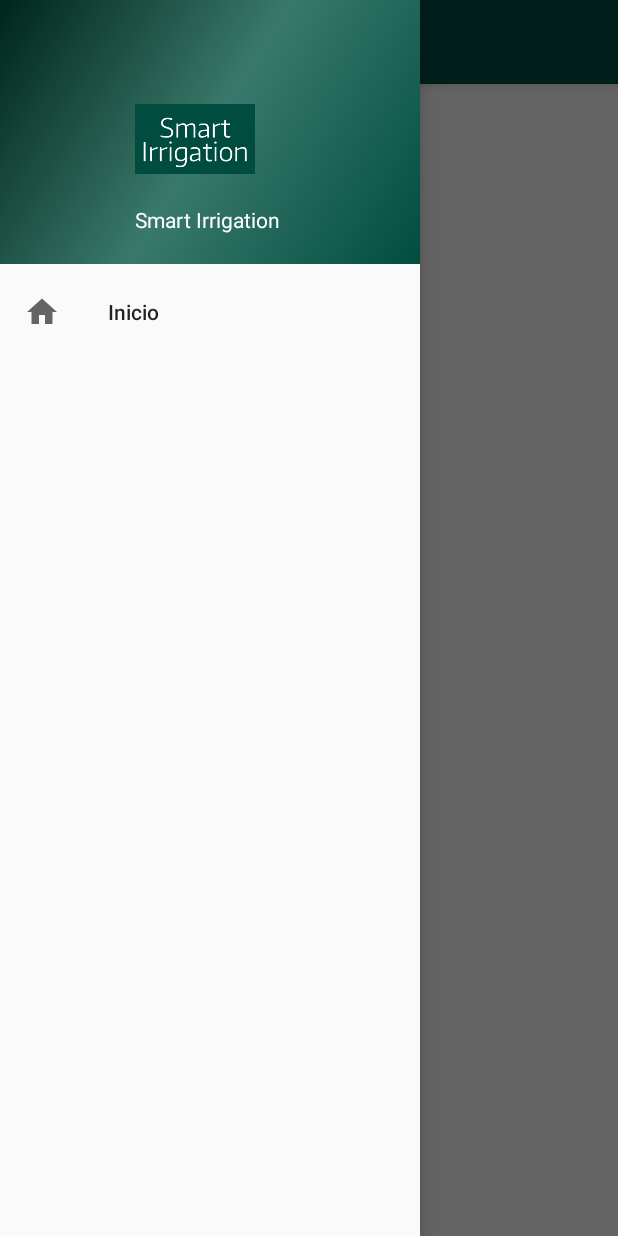
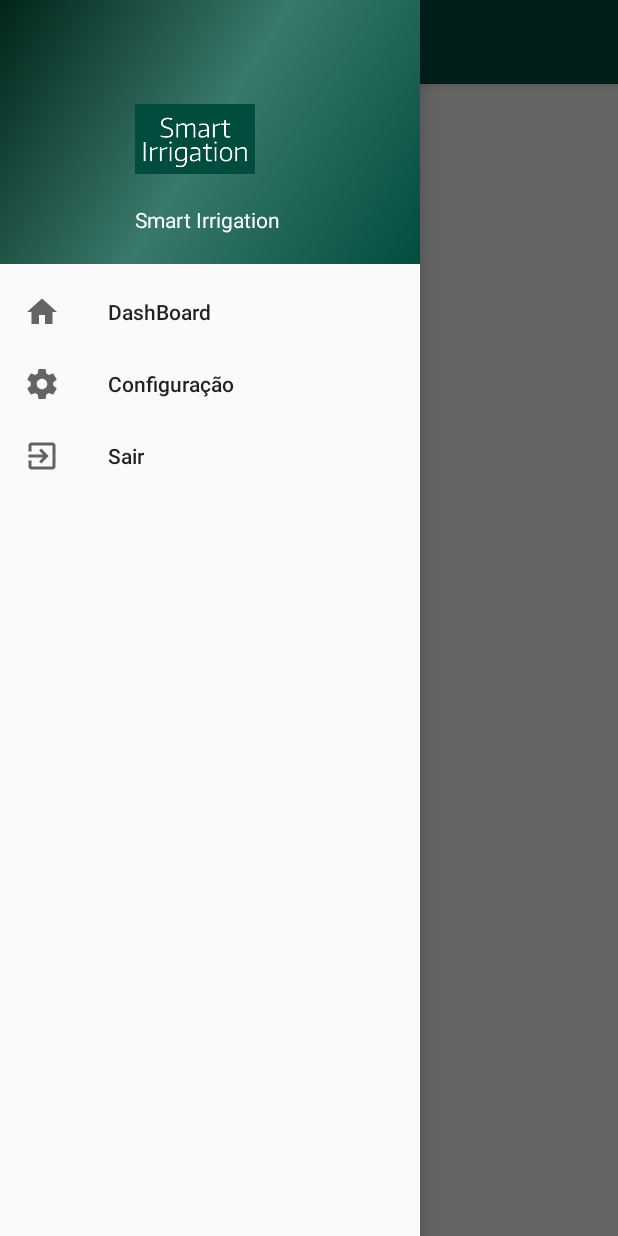
Before and after one commit to tiagospadetto/AndroidStudioProjects, an Android app: the HomeActivity screen opened directly, with no data from a screen before it, with the side drawer open, on a phone screen of 412 x 824 dp. Run offline under Robolectric (Android 15) with nearby library versions, the light colour scheme and no system bars.

Commit message:
V.0.0.1
Inicio do Versionamento.

Melhoria do menu e ajuste do foco na tela principal.

```diff
--- /dev/null
+++ b/SmartIrrigation/app/src/main/res/drawable/ic_exit_to_app_white_24dp.xml
@@ -0,0 +1,5 @@
+<vector android:height="24dp" android:tint="#FFFFFF"
+    android:viewportHeight="24.0" android:viewportWidth="24.0"
+    android:width="24dp" xmlns:android="http://schemas.android.com/apk/res/android">
+    <path android:fillColor="#FF000000" android:pathData="M10.09,15.59L11.5,17l5,-5 -5,-5 -1.41,1.41L12.67,11H3v2h9.67l-2.58,2.59zM19,3H5c-1.11,0 -2,0.9 -2,2v4h2V5h14v14H5v-4H3v4c0,1.1 0.89,2 2,2h14c1.1,0 2,-0.9 2,-2V5c0,-1.1 -0.9,-2 -2,-2z"/>
+</vector>
--- /dev/null
+++ b/SmartIrrigation/app/src/main/res/drawable/ic_settings_black_24dp.xml
@@ -0,0 +1,5 @@
+<vector android:height="24dp" android:tint="#FFFFFF"
+    android:viewportHeight="24.0" android:viewportWidth="24.0"
+    android:width="24dp" xmlns:android="http://schemas.android.com/apk/res/android">
+    <path android:fillColor="#FF000000" android:pathData="M19.43,12.98c0.04,-0.32 0.07,-0.64 0.07,-0.98s-0.03,-0.66 -0.07,-0.98l2.11,-1.65c0.19,-0.15 0.24,-0.42 0.12,-0.64l-2,-3.46c-0.12,-0.22 -0.39,-0.3 -0.61,-0.22l-2.49,1c-0.52,-0.4 -1.08,-0.73 -1.69,-0.98l-0.38,-2.65C14.46,2.18 14.25,2 14,2h-4c-0.25,0 -0.46,0.18 -0.49,0.42l-0.38,2.65c-0.61,0.25 -1.17,0.59 -1.69,0.98l-2.49,-1c-0.23,-0.09 -0.49,0 -0.61,0.22l-2,3.46c-0.13,0.22 -0.07,0.49 0.12,0.64l2.11,1.65c-0.04,0.32 -0.07,0.65 -0.07,0.98s0.03,0.66 0.07,0.98l-2.11,1.65c-0.19,0.15 -0.24,0.42 -0.12,0.64l2,3.46c0.12,0.22 0.39,0.3 0.61,0.22l2.49,-1c0.52,0.4 1.08,0.73 1.69,0.98l0.38,2.65c0.03,0.24 0.24,0.42 0.49,0.42h4c0.25,0 0.46,-0.18 0.49,-0.42l0.38,-2.65c0.61,-0.25 1.17,-0.59 1.69,-0.98l2.49,1c0.23,0.09 0.49,0 0.61,-0.22l2,-3.46c0.12,-0.22 0.07,-0.49 -0.12,-0.64l-2.11,-1.65zM12,15.5c-1.93,0 -3.5,-1.57 -3.5,-3.5s1.57,-3.5 3.5,-3.5 3.5,1.57 3.5,3.5 -1.57,3.5 -3.5,3.5z"/>
+</vector>
--- a/SmartIrrigation/app/src/main/res/menu/teste_menu.xml
+++ b/SmartIrrigation/app/src/main/res/menu/teste_menu.xml
@@ -5,7 +5,18 @@
         <item
             android:id="@+id/nav_home"
             android:icon="@drawable/ic_home_white_2_24dp"
-            android:title="Inicio" />
+            android:title="DashBoard" />
+
+        <item
+            android:id="@+id/nav_config"
+            android:icon="@drawable/ic_settings_black_24dp"
+            android:title="Configuração" />
+    </group>
+    <group android:checkableBehavior="single">
+        <item
+            android:id="@+id/nav_logout"
+            android:icon="@drawable/ic_exit_to_app_white_24dp"
+            android:title="Sair" />
     </group>
 
 </menu>
```
Also changed, not shown: SmartIrrigation/app/src/main/java/br/com/smartirrigation/smartirrigation/activity/HomeActivity.java (+7 -0 lines), SmartIrrigation/app/src/main/res/layout/activity_register.xml (+84 -84 lines), SmartIrrigation/app/src/main/res/layout/fragment_home.xml (+17 -3 lines).
